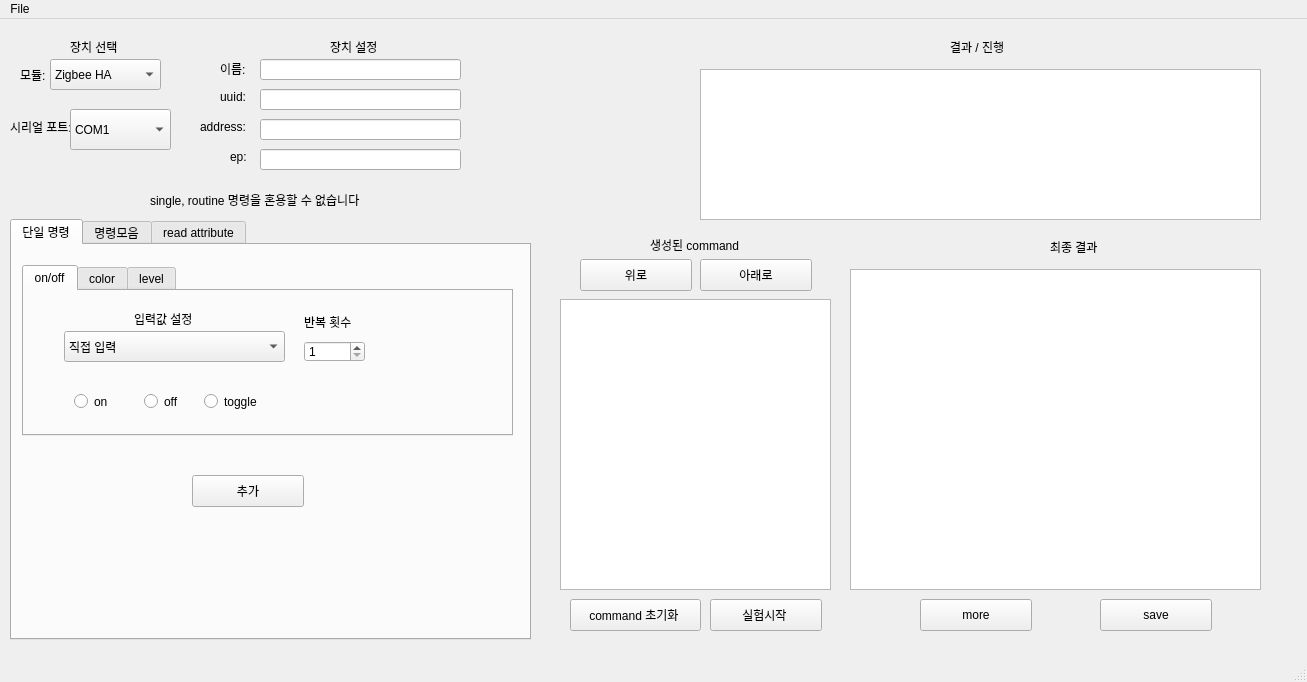
Above: mainwindow.ui from ninima0323/TestGUI before the change. Below: the same form after it.
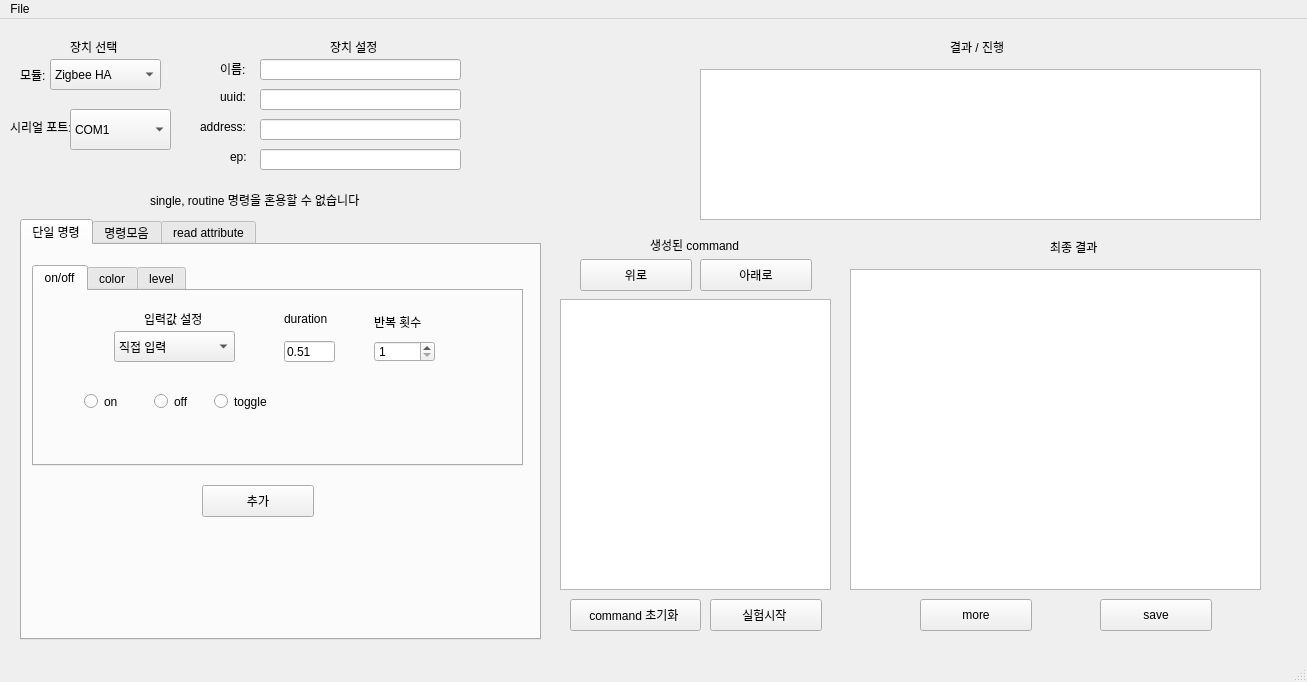
That is the form after the change. The open tabs and pages were chosen to show the change.

The edit to the form file:
```diff
--- a/mainwindow.ui
+++ b/mainwindow.ui
@@ -178,7 +178,7 @@
    <widget class="QTabWidget" name="tabWidget">
     <property name="geometry">
      <rect>
-      <x>10</x>
+      <x>20</x>
       <y>200</y>
       <width>521</width>
       <height>421</height>
@@ -203,7 +203,7 @@
         <x>10</x>
         <y>20</y>
         <width>491</width>
-        <height>171</height>
+        <height>201</height>
        </rect>
       </property>
       <property name="currentIndex">
@@ -268,7 +268,7 @@
        <widget class="QLabel" name="label_21">
         <property name="geometry">
          <rect>
-          <x>280</x>
+          <x>340</x>
           <y>20</y>
           <width>51</width>
           <height>21</height>
@@ -281,7 +281,7 @@
        <widget class="QSpinBox" name="spinBox_onoff">
         <property name="geometry">
          <rect>
-          <x>280</x>
+          <x>340</x>
           <y>50</y>
           <width>61</width>
           <height>21</height>
@@ -297,9 +297,9 @@
        <widget class="QComboBox" name="cbo_input_onoff">
         <property name="geometry">
          <rect>
-          <x>40</x>
+          <x>80</x>
           <y>40</y>
-          <width>221</width>
+          <width>121</width>
           <height>31</height>
          </rect>
         </property>
@@ -314,6 +314,38 @@
          </property>
         </item>
        </widget>
+       <widget class="QLabel" name="label_33">
+        <property name="geometry">
+         <rect>
+          <x>250</x>
+          <y>20</y>
+          <width>51</width>
+          <height>16</height>
+         </rect>
+        </property>
+        <property name="text">
+         <string>duration</string>
+        </property>
+       </widget>
+       <widget class="QLineEdit" name="lineEdit_onoff_duration">
+        <property name="geometry">
+         <rect>
+          <x>250</x>
+          <y>50</y>
+          <width>51</width>
+          <height>21</height>
+         </rect>
+        </property>
+        <property name="inputMask">
+         <string/>
+        </property>
+        <property name="text">
+         <string>0.51</string>
+        </property>
+        <property name="placeholderText">
+         <string>미입력시 추가 불가</string>
+        </property>
+       </widget>
       </widget>
       <widget class="QWidget" name="tab_5">
        <attribute name="title">
@@ -483,7 +515,7 @@
       <property name="geometry">
        <rect>
         <x>180</x>
-        <y>230</y>
+        <y>240</y>
         <width>112</width>
         <height>32</height>
        </rect>
```
Left out of the diff: 194 changed lines with no effect on the pictures.
